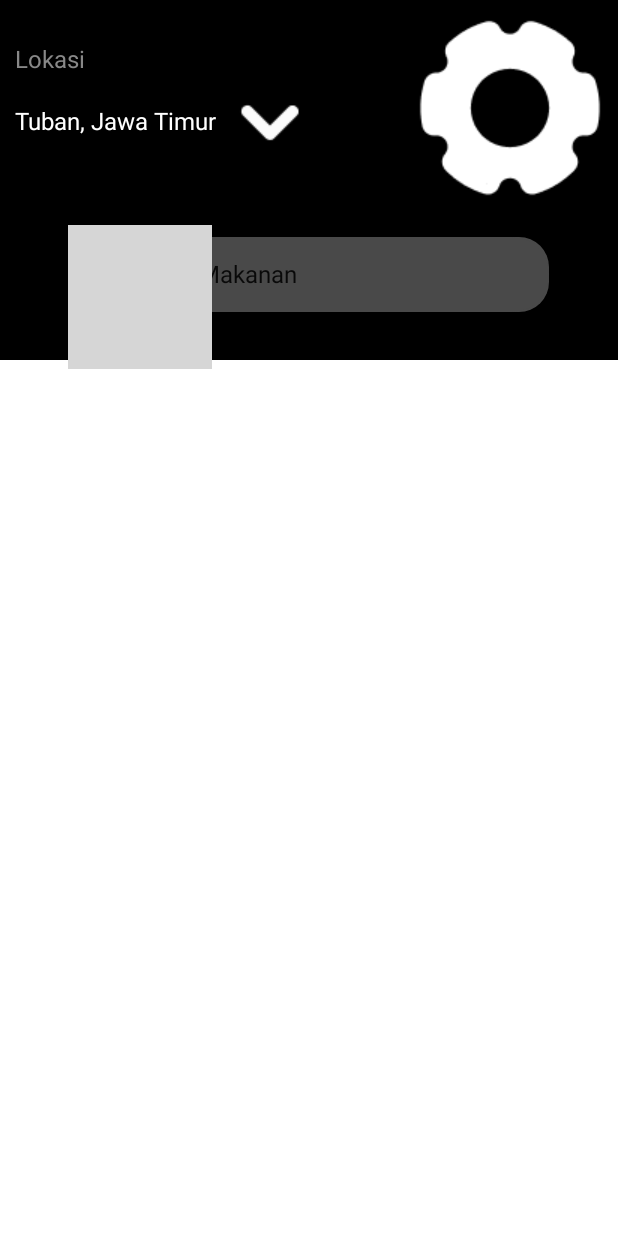
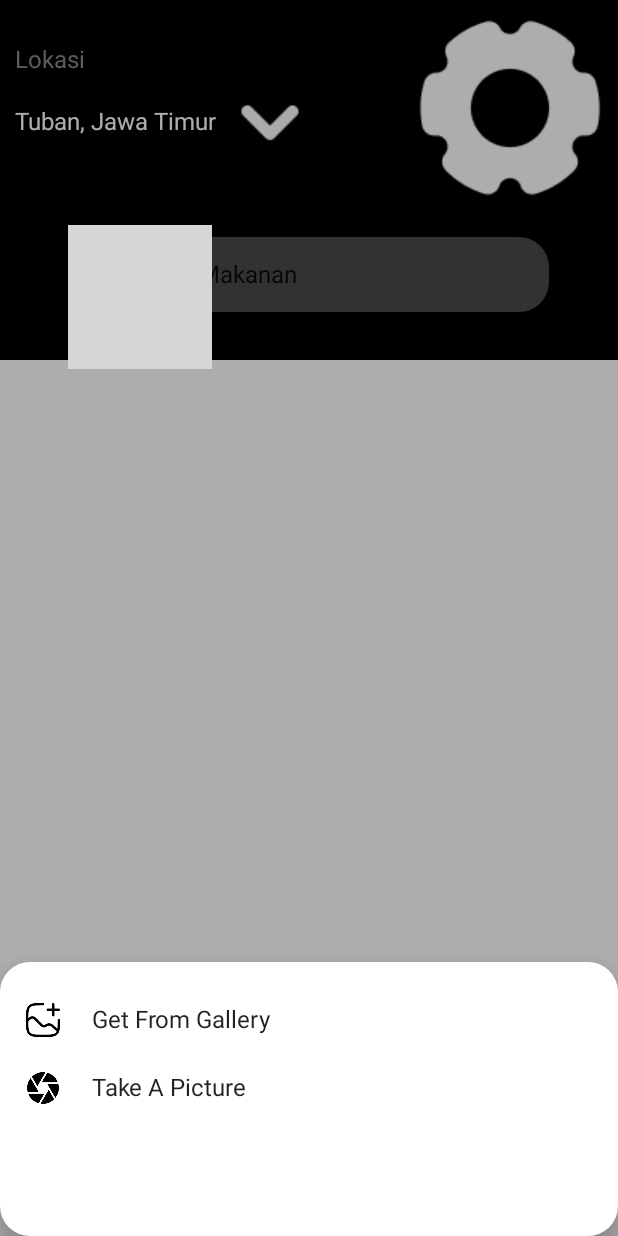
Before and after one commit to C23-PS288/dompet-makanan-application, an Android app built with Jetpack Compose: the composable HomeContent called with empty values, after a tap on "Profile Icon", on a phone screen of 412 x 824 dp. Run offline under Robolectric (Android 15) with nearby library versions, the phone set to English and light mode, and no system bars; network calls fail; grey boxes are pictures that could not be loaded.

Commit message:
- Added Modal Bottom Sheet

```diff
--- a/app/src/main/java/com/rozi/dompetmakanan/DompetMakananApp.kt
+++ b/app/src/main/java/com/rozi/dompetmakanan/DompetMakananApp.kt
@@ -1,6 +1,7 @@
 package com.rozi.dompetmakanan
 
 import android.app.Application
+import androidx.compose.material.ExperimentalMaterialApi
 import androidx.compose.material3.Scaffold
 import androidx.compose.runtime.Composable
 import androidx.compose.runtime.LaunchedEffect
@@ -24,6 +25,7 @@ import com.rozi.dompetmakanan.ui.screen.register.RegisterViewModel
 import com.rozi.dompetmakanan.ui.screen.resultPredict.ResultPredictScreen
 import com.rozi.dompetmakanan.utils.ViewModelFactory
 
+@ExperimentalMaterialApi
 @Composable
 fun DompetMakananApp(application: Application) {
     val registerViewModel: RegisterViewModel = viewModel(
@@ -34,7 +36,6 @@ fun DompetMakananApp(application: Application) {
 
     val navBackStackEntry by navController.currentBackStackEntryAsState()
     val currentRoute = navBackStackEntry?.destination?.route
-
 
     Scaffold(
         bottomBar = {
--- a/app/src/main/java/com/rozi/dompetmakanan/MainActivity.kt
+++ b/app/src/main/java/com/rozi/dompetmakanan/MainActivity.kt
@@ -4,11 +4,13 @@ import android.os.Bundle
 import androidx.activity.ComponentActivity
 import androidx.activity.compose.setContent
 import androidx.compose.foundation.layout.fillMaxSize
+import androidx.compose.material.ExperimentalMaterialApi
 import androidx.compose.material.MaterialTheme
 import androidx.compose.material.Surface
 import androidx.compose.ui.Modifier
 import com.rozi.dompetmakanan.ui.theme.DompetMakananTheme
 
+@ExperimentalMaterialApi
 class MainActivity : ComponentActivity() {
 //    private val viewModel : LoginViewModel by viewModels{ViewModelFactory.getInstance(application)}
 
--- a/app/src/main/java/com/rozi/dompetmakanan/ui/components/CustomCardList.kt
+++ b/app/src/main/java/com/rozi/dompetmakanan/ui/components/CustomCardList.kt
@@ -1,21 +1,19 @@
 package com.rozi.dompetmakanan.ui.components
 
-import androidx.compose.foundation.Image
+import androidx.compose.foundation.clickable
 import androidx.compose.foundation.layout.*
 import androidx.compose.foundation.shape.RoundedCornerShape
 import androidx.compose.material3.Card
+import androidx.compose.material3.CardDefaults
 import androidx.compose.material3.Text
 import androidx.compose.runtime.Composable
 import androidx.compose.ui.Modifier
 import androidx.compose.ui.draw.clip
 import androidx.compose.ui.layout.ContentScale
-import androidx.compose.ui.res.painterResource
 import androidx.compose.ui.tooling.preview.Preview
 import androidx.compose.ui.unit.dp
 import coil.compose.AsyncImage
-import com.rozi.dompetmakanan.R
 import com.rozi.dompetmakanan.model.Food
-import com.rozi.dompetmakanan.ui.screen.home.Menu
 import com.rozi.dompetmakanan.ui.theme.DompetMakananTheme
 
 @Composable
@@ -24,7 +22,8 @@ fun CustomCardList(
     menu: Food
 ) {
     Card(
-        modifier = modifier.fillMaxWidth()
+        modifier = modifier.fillMaxWidth().padding(bottom = 5.dp).clickable {  },
+        elevation = CardDefaults.elevatedCardElevation()
     ) {
         Row(
             modifier = modifier
@@ -36,7 +35,7 @@ fun CustomCardList(
                 contentDescription = menu.menu,
                 modifier = modifier
                     .clip(shape = RoundedCornerShape(10.dp))
-                    .width(120.dp),
+                    .width(100.dp),
                 contentScale = ContentScale.FillHeight
             )
             Column(
--- a/app/src/main/java/com/rozi/dompetmakanan/ui/screen/home/HomeScreen.kt
+++ b/app/src/main/java/com/rozi/dompetmakanan/ui/screen/home/HomeScreen.kt
@@ -9,8 +9,10 @@ import androidx.compose.foundation.lazy.grid.GridCells
 import androidx.compose.foundation.lazy.grid.LazyVerticalGrid
 import androidx.compose.foundation.lazy.grid.items
 import androidx.compose.foundation.shape.RoundedCornerShape
-import androidx.compose.material.Text
-import androidx.compose.material3.*
+import androidx.compose.material.*
+import androidx.compose.material3.ExperimentalMaterial3Api
+import androidx.compose.material3.SearchBar
+import androidx.compose.material3.SearchBarDefaults
 import androidx.compose.runtime.*
 import androidx.compose.ui.Alignment
 import androidx.compose.ui.Modifier
@@ -30,11 +32,12 @@ import com.rozi.dompetmakanan.data.lokal.TokenPreferences
 import com.rozi.dompetmakanan.model.Food
 import com.rozi.dompetmakanan.ui.components.CustomCard
 import com.rozi.dompetmakanan.ui.components.ProgressBarLoading
-import com.rozi.dompetmakanan.ui.navigation.Destination
 import com.rozi.dompetmakanan.ui.theme.DompetMakananTheme
 import com.rozi.dompetmakanan.utils.UiState
 import com.rozi.dompetmakanan.utils.ViewModelFactory
+import kotlinx.coroutines.launch
 
+@ExperimentalMaterialApi
 @Composable
 fun HomeScreen(
     application: Application,
@@ -62,6 +65,7 @@ fun Loading(){
     ProgressBarLoading(isLoading = true)
 }
 
+@ExperimentalMaterialApi
 @OptIn(ExperimentalMaterial3Api::class)
 @Composable
 fun HomeContent(
@@ -71,10 +75,55 @@ fun HomeContent(
     var text by remember { mutableStateOf("") }
     var active by remember { mutableStateOf(false) }
 
+    val preferences = TokenPreferences(LocalContext.current)
 
-    val preferences = TokenPreferences(LocalContext.current)
-    Scaffold(
-    ) {innerPadding ->
+    val sheetState = rememberModalBottomSheetState(
+        initialValue = ModalBottomSheetValue.Hidden
+    )
+    val scope = rememberCoroutineScope()
+
+    ModalBottomSheetLayout(
+        sheetShape = RoundedCornerShape(20.dp),
+        sheetState = sheetState,
+        sheetContent = {
+        Box {
+            Column(Modifier.padding(16.dp)) {
+                Row(horizontalArrangement = Arrangement.spacedBy(20.dp),
+                    modifier = Modifier
+                        .clickable { }
+                        .fillMaxWidth()
+                        .padding(vertical = 10.dp),
+                    verticalAlignment = Alignment.CenterVertically,
+                ) {
+                    Image(
+                        painter = painterResource(R.drawable.gallery),
+                        contentDescription = null,
+                        modifier = Modifier.width(25.dp).height(25.dp),
+                        contentScale = ContentScale.Fit
+                    )
+                    Text("Get From Gallery")
+                }
+
+                Row(horizontalArrangement = Arrangement.spacedBy(20.dp),
+                    modifier = Modifier
+                        .clickable { }
+                        .fillMaxWidth()
+                        .padding(vertical = 10.dp),
+                    verticalAlignment = Alignment.CenterVertically,
+                ) {
+                    Image(
+                        painter = painterResource(R.drawable.symbols_camera),
+                        contentDescription = null,
+                        modifier = Modifier.width(25.dp).height(25.dp),
+                        contentScale = ContentScale.Fit
+                    )
+                    Text("Take A Picture")
+                }
+                Spacer(modifier = Modifier.padding(bottom = 60.dp))
+            }
+        }
+    }) {
+        Scaffold{innerPadding ->
             Box(
                 modifier = Modifier
                     .fillMaxSize()
@@ -128,13 +177,16 @@ fun HomeContent(
                                     painter = painterResource(R.drawable.setting),
                                     contentDescription = "Profile Icon",
                                     modifier = Modifier.clickable {
-                                    preferences.setToken("")
-                                    navController.popBackStack()
-                                    navController.navigate(route = Destination.Login.route) {
-                                        popUpTo(Destination.Login.route) {
-                                            inclusive = true
+                                        scope.launch {
+                                            sheetState.show()
                                         }
-                                    }
+//                                        preferences.setToken("")
+//                                        navController.popBackStack()
+//                                        navController.navigate(route = Destination.Login.route) {
+//                                            popUpTo(Destination.Login.route) {
+//                                                inclusive = true
+//                                            }
+//                                        }
                                     }
                                 )
                             }
@@ -191,6 +243,7 @@ fun HomeContent(
             )
         }
     }
+}
 
 
 @Preview(showBackground = false)
```
Also changed, not shown: app/src/main/res/drawable/gallery.png (added), app/src/main/res/drawable/symbols_camera.png (added). Lines whose indentation alone changed are shown as unchanged.
